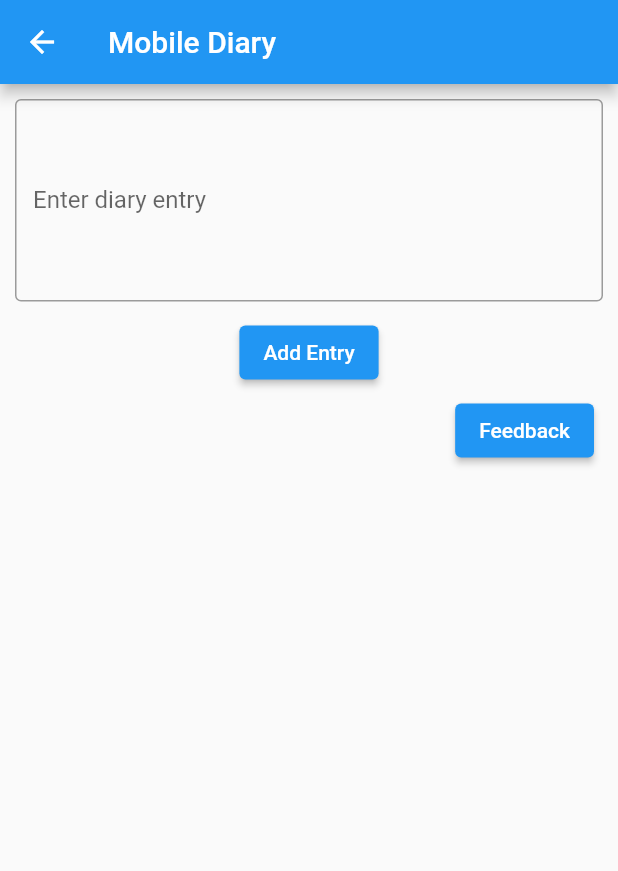
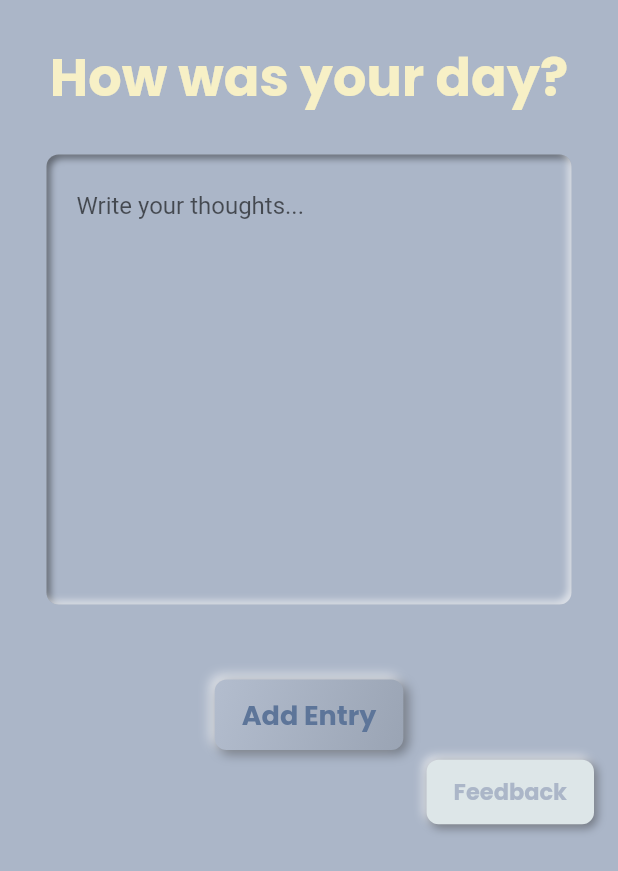
Before and after one commit to jilian-tenerife/HowAiU, a Flutter app: the DiaryScreen screen opened directly, after a tap on "Add Entry", on a phone screen of 412 x 824 dp. Shown: the top 871 px of the screen. Run offline on Flutter 3.47's test engine with Material 2 defaults, Android fonts, the light colour scheme and no system bars; drawn by our look-alikes of flutter_neumorphic; our stand-ins replace animated_text_kit, clay_containers, google_fonts, lottie, table_calendar; Roboto replaces fonts that are missing (Cocogoose).

Commit message:
go jerry

```diff
--- a/howaiu/lib/screens/diary_entries.dart
+++ b/howaiu/lib/screens/diary_entries.dart
@@ -1,4 +1,6 @@
 import 'dart:convert';
+import 'package:flutter_neumorphic/flutter_neumorphic.dart';
+import 'package:google_fonts/google_fonts.dart';
 import 'package:http/http.dart' as http;
 import 'package:flutter/material.dart';
 
@@ -35,24 +37,55 @@ class _DiaryScreenState extends State<DiaryScreen> {
 
   @override
   Widget build(BuildContext context) {
-    return Scaffold(
-      appBar: AppBar(
-        title: Text('Mobile Diary'),
-      ),
+    Color baseColor = const Color(0xffdadada);
+
+    return SafeArea(
+      child: Scaffold(
+        backgroundColor: Color(0xffabb6c8),
         body: Column(
           children: [
-          Padding(
-            padding: EdgeInsets.all(10),
+            SizedBox(
+              height: 25,
+            ),
+            Text(
+              "How was your day?",
+              style: GoogleFonts.poppins(
+                  fontSize: 35,
+                  fontWeight: FontWeight.bold,
+                  color: Color(0xfff7f0c6)),
+            ),
+            SizedBox(
+              height: 25,
+            ),
+            SizedBox(
+              width: 350,
+              height: 300,
+              child: Neumorphic(
+                style: NeumorphicStyle(
+                  depth: -5,
+                  intensity: 1,
+                  shape: NeumorphicShape.concave,
+                  color: Color(0xffabb6c8),
+                ),
+                child: Padding(
+                  padding: EdgeInsets.only(top: 10, left: 20),
                   child: TextField(
                     controller: entryController,
-              decoration: const InputDecoration(
-                labelText: 'Enter diary entry',
-                border: OutlineInputBorder(),
+                    decoration: InputDecoration(
+                      hintText: "Write your thoughts...",
+                      border: InputBorder.none,
+                      enabledBorder: InputBorder.none,
                     ),
-              maxLines: 5,
+                    maxLines: null,
+                    keyboardType: TextInputType.multiline,
                   ),
                 ),
-          ElevatedButton(
+              ),
+            ),
+            SizedBox(
+              height: 50,
+            ),
+            NeumorphicButton(
               onPressed: () {
                 setState(() {
                   entries.insert(
@@ -62,7 +95,18 @@ class _DiaryScreenState extends State<DiaryScreen> {
                   entryController.clear();
                 });
               },
-            child: Text('Add Entry'),
+              style: NeumorphicStyle(
+                color: Color(0xffabb6c8), // Set the button's background color
+                depth: 5,
+                shape: NeumorphicShape.convex,
+              ),
+              child: Text(
+                'Add Entry',
+                style: GoogleFonts.poppins(
+                    fontSize: 18,
+                    fontWeight: FontWeight.bold,
+                    color: Color(0xff5d7599)),
+              ),
             ),
             Expanded(
               child: ListView.builder(
@@ -71,7 +115,7 @@ class _DiaryScreenState extends State<DiaryScreen> {
                   return ListTile(
                     title: Text(entries[index]),
                     // in the ListView.builder
-                  trailing: ElevatedButton(
+                    trailing: NeumorphicButton(
                       onPressed: () {
                         // Call API and functions here
                         Navigator.push(
@@ -84,7 +128,13 @@ class _DiaryScreenState extends State<DiaryScreen> {
                           ),
                         );
                       },
-                    child: Text('Feedback'),
+                      child: Text(
+                        'Feedback',
+                        style: GoogleFonts.poppins(
+                            fontSize: 15,
+                            fontWeight: FontWeight.bold,
+                            color: Color(0xffabb6c8)),
+                      ),
                     ),
                   );
                 },
@@ -92,6 +142,7 @@ class _DiaryScreenState extends State<DiaryScreen> {
             ),
           ],
         ),
+      ),
     );
   }
 }
--- a/howaiu/lib/screens/listview_diary.dart
+++ b/howaiu/lib/screens/listview_diary.dart
@@ -39,6 +39,7 @@ class _DiaryEntriesPageState extends State<DiaryEntriesPage> {
 
     return SafeArea(
       child: Scaffold(
+        backgroundColor: baseColor,
         body: Column(
           children: [
             SizedBox(
```
Also changed, not shown: howaiu/lib/screens/calendar.dart (+45 -10 lines), howaiu/lib/screens/chat.dart (+41 -7 lines), howaiu/lib/widgets/chat_bubble.dart (+10 -5 lines). Lines whose indentation alone changed are shown as unchanged.
